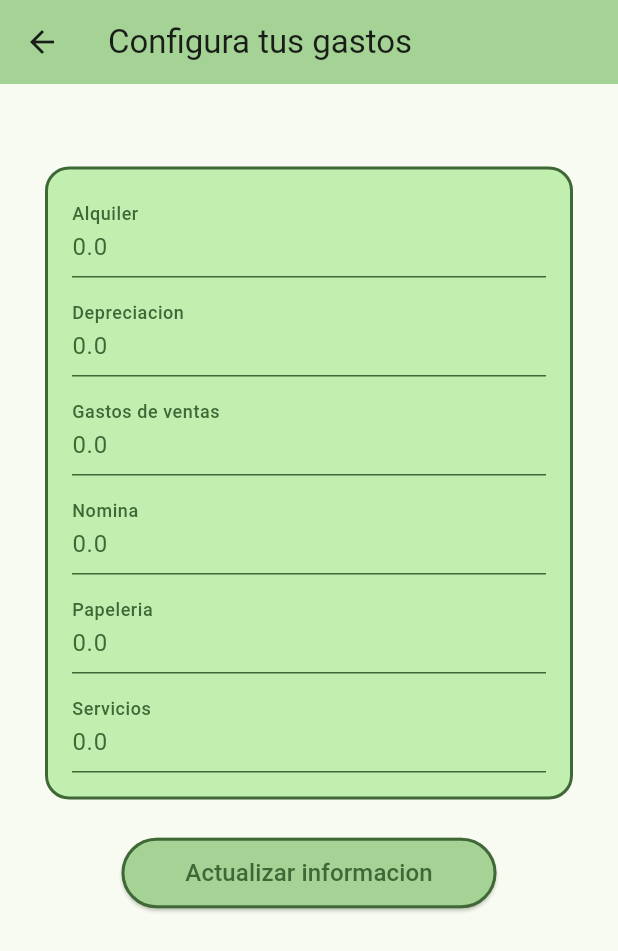
After one commit to juanb021/bakesistant, a Flutter app: the ExpensesScreen screen opened directly, after a tap on "Actualizar informacion", on a phone screen of 412 x 824 dp. The commit adds this screen. Shown: the top 951 px of the screen. Run offline on Flutter 3.47's test engine with Material 3 defaults, Android fonts, the light colour scheme and no system bars; our stand-ins replace flutter_riverpod.

Commit message:
Updated Expenses Screen It now stores informacion on the provider & the provider also returns the total ammount of expenses. Starting with the storage of the information in the device memory.

```diff
--- a/app/lib/models/gastos_administrativos.dart
+++ b/app/lib/models/gastos_administrativos.dart
@@ -6,7 +6,6 @@ class GastosAdministrativos {
     required this.nomina,
     required this.papeleria,
     required this.servicios,
-    required this.impuestos,
   });
 
   final double nomina;
@@ -15,5 +14,4 @@ class GastosAdministrativos {
   final double gVentas;
   final double papeleria;
   final double servicios;
-  final double impuestos;
 }
--- a/app/lib/providers/gastos_operativos.dart
+++ b/app/lib/providers/gastos_operativos.dart
@@ -11,12 +11,11 @@ class GastosNotifier extends StateNotifier<GastosAdministrativos> {
             nomina: 0,
             papeleria: 0,
             servicios: 0,
-            impuestos: 0,
           ),
         );
 
   void setGastos(double alquiler, double depreciacion, double gVentas,
-      double nomina, double papeleria, double servicios, double impuestos) {
+      double nomina, double papeleria, double servicios) {
     state = GastosAdministrativos(
       alquiler: alquiler,
       depreciacion: depreciacion,
@@ -24,8 +23,17 @@ class GastosNotifier extends StateNotifier<GastosAdministrativos> {
       nomina: nomina,
       papeleria: papeleria,
       servicios: servicios,
-      impuestos: impuestos,
     );
+  }
+
+  double calcularTotalGastos() {
+    double total = state.alquiler +
+        state.depreciacion +
+        state.gVentas +
+        state.nomina +
+        state.papeleria +
+        state.servicios;
+    return total;
   }
 }
 
--- a/app/lib/screens/expenses_screen.dart
+++ b/app/lib/screens/expenses_screen.dart
@@ -1,15 +1,17 @@
+import 'package:app/widgets/expenses_screen/expense_form.dart';
 import 'package:flutter/material.dart';
+import 'package:flutter_riverpod/flutter_riverpod.dart';
 
-class ExpensesScreen extends StatelessWidget {
+class ExpensesScreen extends ConsumerWidget {
   const ExpensesScreen({super.key});
 
   @override
-  Widget build(BuildContext context) {
+  Widget build(BuildContext context, WidgetRef ref) {
     return Scaffold(
-      appBar: AppBar(),
-      body: const Center(
-        child: Text('Placeholder for Expenses'),
-      ),
-    );
+        appBar: AppBar(
+          backgroundColor: Theme.of(context).colorScheme.primaryFixedDim,
+          title: const Text('Configura tus gastos'),
+        ),
+        body: const SingleChildScrollView(child: ExpenseForm()));
   }
 }
--- a/app/lib/screens/home_screen.dart
+++ b/app/lib/screens/home_screen.dart
@@ -34,10 +34,11 @@ class _HomeScreenState extends State<HomeScreen> {
 
   @override
   Widget build(BuildContext context) {
-    return Scaffold(
-        backgroundColor: Theme.of(context).colorScheme.primaryFixedDim,
-        body: _buildContent(),
-        bottomNavigationBar: BotNavigation(
-            selectedPage: _selectedPageIndex, onSelectPage: _selectPage));
+    return SafeArea(
+      child: Scaffold(
+          body: _buildContent(),
+          bottomNavigationBar: BotNavigation(
+              selectedPage: _selectedPageIndex, onSelectPage: _selectPage)),
+    );
   }
 }
--- a/app/lib/widgets/boton.dart
+++ b/app/lib/widgets/boton.dart
@@ -15,12 +15,20 @@ class Boton extends StatelessWidget {
     return ElevatedButton(
       onPressed: onTap,
       style: ElevatedButton.styleFrom(
-          backgroundColor: Theme.of(context).colorScheme.secondaryFixed,
-          padding: const EdgeInsets.symmetric(
-            horizontal: 32,
-            vertical: 12,
+        backgroundColor: Theme.of(context).colorScheme.primaryFixedDim,
+        padding: const EdgeInsets.symmetric(
+          horizontal: 32,
+          vertical: 12,
+        ),
+        minimumSize: const Size(250, 36),
+        shape: RoundedRectangleBorder(
+          borderRadius: BorderRadius.circular(36),
+          side: BorderSide(
+            width: 2,
+            color: Theme.of(context).colorScheme.primary,
           ),
-          minimumSize: const Size(250, 36)),
+        ),
+      ),
       child: Text(
         texto,
         style: TextStyle(
--- /dev/null
+++ b/app/lib/widgets/expenses_screen/expense_form.dart
@@ -0,0 +1,314 @@
+import 'package:flutter/material.dart';
+import 'package:flutter_riverpod/flutter_riverpod.dart';
+
+import 'package:app/widgets/boton.dart';
+import 'package:app/models/gastos_administrativos.dart';
+import 'package:app/providers/gastos_operativos.dart';
+
+class ExpenseForm extends ConsumerWidget {
+  const ExpenseForm({super.key});
+
+  @override
+  Widget build(BuildContext context, WidgetRef ref) {
+    final form = GlobalKey<FormState>();
+    GastosAdministrativos gastos = ref.watch(gastosProvider);
+    double alquiler = 0;
+    double depreciacion = 0;
+    double gVentas = 0;
+    double nomina = 0;
+    double papeleria = 0;
+    double servicios = 0;
+
+    void submit() {
+      if (!form.currentState!.validate()) {
+        return;
+      }
+
+      form.currentState!.save();
+
+      ref.read(gastosProvider.notifier).setGastos(
+          alquiler, depreciacion, gVentas, nomina, papeleria, servicios);
+    }
+
+    return Padding(
+      padding: const EdgeInsets.symmetric(horizontal: 10, vertical: 30),
+      child: Column(
+        mainAxisAlignment: MainAxisAlignment.spaceAround,
+        mainAxisSize: MainAxisSize.max,
+        children: [
+          Container(
+            margin: const EdgeInsets.symmetric(horizontal: 20, vertical: 25),
+            padding: const EdgeInsets.all(16),
+            decoration: BoxDecoration(
+              border: Border.all(
+                color: Theme.of(context).colorScheme.primary,
+                width: 2,
+              ),
+              borderRadius: BorderRadius.circular(16),
+              color: Theme.of(context).colorScheme.primaryFixed,
+            ),
+            child: Form(
+              key: form,
+              child: Column(
+                children: [
+                  TextFormField(
+                    initialValue: gastos.alquiler.toString(),
+                    decoration: InputDecoration(
+                      labelText: 'Alquiler',
+                      labelStyle: TextStyle(
+                        color: Theme.of(context).colorScheme.primary,
+                        fontWeight: FontWeight.w500,
+                      ),
+                      enabledBorder: UnderlineInputBorder(
+                        borderSide: BorderSide(
+                          color: Theme.of(context).colorScheme.primary,
+                        ),
+                      ),
+                      focusedBorder: UnderlineInputBorder(
+                        borderSide: BorderSide(
+                          color: Theme.of(context).colorScheme.primary,
+                        ),
+                      ),
+                    ),
+                    keyboardType: TextInputType.number,
+                    autocorrect: false,
+                    style: TextStyle(
+                      color: Theme.of(context).colorScheme.primary,
+                    ),
+                    validator: (value) {
+                      if (value == null || value.isEmpty) {
+                        return 'Por favor, introduce un valor numérico.';
+                      }
+                      if (double.tryParse(value) == null) {
+                        return 'Por favor, introduce un valor numérico.';
+                      }
+                      double parsedValue = double.tryParse(value)!;
+                      if (parsedValue < 0) {
+                        return 'El valor debe ser mayor o igual a 0.';
+                      }
+                      return null;
+                    },
+                    onSaved: (value) {
+                      alquiler = double.parse(value!);
+                    },
+                  ),
+                  const SizedBox(height: 10),
+                  TextFormField(
+                    initialValue: gastos.depreciacion.toString(),
+                    decoration: InputDecoration(
+                      labelText: 'Depreciacion',
+                      labelStyle: TextStyle(
+                        color: Theme.of(context).colorScheme.primary,
+                        fontWeight: FontWeight.w500,
+                      ),
+                      enabledBorder: UnderlineInputBorder(
+                        borderSide: BorderSide(
+                          color: Theme.of(context).colorScheme.primary,
+                        ),
+                      ),
+                      focusedBorder: UnderlineInputBorder(
+                        borderSide: BorderSide(
+                          color: Theme.of(context).colorScheme.primary,
+                        ),
+                      ),
+                    ),
+                    keyboardType: TextInputType.number,
+                    autocorrect: false,
+                    style: TextStyle(
+                      color: Theme.of(context).colorScheme.primary,
+                    ),
+                    validator: (value) {
+                      if (value == null || value.isEmpty) {
+                        return 'Por favor, introduce un valor numérico.';
+                      }
+                      if (double.tryParse(value) == null) {
+                        return 'Por favor, introduce un valor numérico.';
+                      }
+                      double parsedValue = double.tryParse(value)!;
+                      if (parsedValue < 0) {
+                        return 'El valor debe ser mayor o igual a 0.';
+                      }
+                      return null;
+                    },
+                    onSaved: (value) {
+                      depreciacion = double.parse(value!);
+                    },
+                  ),
+                  const SizedBox(height: 10),
+                  TextFormField(
+                    initialValue: gastos.gVentas.toString(),
+                    decoration: InputDecoration(
+                      labelText: 'Gastos de ventas',
+                      labelStyle: TextStyle(
+                        color: Theme.of(context).colorScheme.primary,
+                        fontWeight: FontWeight.w500,
+                      ),
+                      enabledBorder: UnderlineInputBorder(
+                        borderSide: BorderSide(
+                          color: Theme.of(context).colorScheme.primary,
+                        ),
+                      ),
+                      focusedBorder: UnderlineInputBorder(
+                        borderSide: BorderSide(
+                          color: Theme.of(context).colorScheme.primary,
+                        ),
+                      ),
+                    ),
+                    keyboardType: TextInputType.number,
+                    autocorrect: false,
+                    style: TextStyle(
+                      color: Theme.of(context).colorScheme.primary,
+                    ),
+                    validator: (value) {
+                      if (value == null || value.isEmpty) {
+                        return 'Por favor, introduce un valor numérico.';
+                      }
+                      if (double.tryParse(value) == null) {
+                        return 'Por favor, introduce un valor numérico.';
+                      }
+                      double parsedValue = double.tryParse(value)!;
+                      if (parsedValue < 0) {
+                        return 'El valor debe ser mayor o igual a 0.';
+                      }
+                      return null;
+                    },
+                    onSaved: (value) {
+                      gVentas = double.parse(value!);
+                    },
+                  ),
+                  const SizedBox(height: 10),
+                  TextFormField(
+                    initialValue: gastos.nomina.toString(),
+                    decoration: InputDecoration(
+                      labelText: 'Nomina',
+                      labelStyle: TextStyle(
+                        color: Theme.of(context).colorScheme.primary,
+                        fontWeight: FontWeight.w500,
+                      ),
+                      enabledBorder: UnderlineInputBorder(
+                        borderSide: BorderSide(
+                          color: Theme.of(context).colorScheme.primary,
+                        ),
+                      ),
+                      focusedBorder: UnderlineInputBorder(
+                        borderSide: BorderSide(
+                          color: Theme.of(context).colorScheme.primary,
+                        ),
+                      ),
+                    ),
+                    keyboardType: TextInputType.number,
+                    autocorrect: false,
+                    style: TextStyle(
+                      color: Theme.of(context).colorScheme.primary,
+                    ),
+                    validator: (value) {
+                      if (value == null || value.isEmpty) {
+                        return 'Por favor, introduce un valor numérico.';
+                      }
+                      if (double.tryParse(value) == null) {
+                        return 'Por favor, introduce un valor numérico.';
+                      }
+                      double parsedValue = double.tryParse(value)!;
+                      if (parsedValue < 0) {
+                        return 'El valor debe ser mayor o igual a 0.';
+                      }
+                      return null;
+                    },
+                    onSaved: (value) {
+                      nomina = double.parse(value!);
+                    },
+                  ),
+                  const SizedBox(height: 10),
+                  TextFormField(
+                    initialValue: gastos.papeleria.toString(),
+                    decoration: InputDecoration(
+                      labelText: 'Papeleria',
+                      labelStyle: TextStyle(
+                        color: Theme.of(context).colorScheme.primary,
+                        fontWeight: FontWeight.w500,
+                      ),
+                      enabledBorder: UnderlineInputBorder(
+                        borderSide: BorderSide(
+                          color: Theme.of(context).colorScheme.primary,
+                        ),
+                      ),
+                      focusedBorder: UnderlineInputBorder(
+                        borderSide: BorderSide(
+                          color: Theme.of(context).colorScheme.primary,
+                        ),
+                      ),
+                    ),
+                    keyboardType: TextInputType.number,
+                    autocorrect: false,
+                    style: TextStyle(
+                      color: Theme.of(context).colorScheme.primary,
+                    ),
+                    validator: (value) {
+                      if (value == null || value.isEmpty) {
+                        return 'Por favor, introduce un valor numérico.';
+                      }
+                      if (double.tryParse(value) == null) {
+                        return 'Por favor, introduce un valor numérico.';
+                      }
+                      double parsedValue = double.tryParse(value)!;
+                      if (parsedValue < 0) {
+                        return 'El valor debe ser mayor o igual a 0.';
+                      }
+                      return null;
+                    },
+                    onSaved: (value) {
+                      papeleria = double.parse(value!);
+                    },
+                  ),
+                  const SizedBox(height: 10),
+                  TextFormField(
+                    initialValue: gastos.servicios.toString(),
+                    decoration: InputDecoration(
+                      labelText: 'Servicios',
+                      labelStyle: TextStyle(
+                        color: Theme.of(context).colorScheme.primary,
+                        fontWeight: FontWeight.w500,
+                      ),
+                      enabledBorder: UnderlineInputBorder(
+                        borderSide: BorderSide(
+                          color: Theme.of(context).colorScheme.primary,
+                        ),
+                      ),
+                      focusedBorder: UnderlineInputBorder(
+                        borderSide: BorderSide(
+                          color: Theme.of(context).colorScheme.primary,
+                        ),
+                      ),
+                    ),
+                    keyboardType: TextInputType.number,
+                    autocorrect: false,
+                    style: TextStyle(
+                      color: Theme.of(context).colorScheme.primary,
+                    ),
+                    validator: (value) {
+                      if (value == null || value.isEmpty) {
+                        return 'Por favor, introduce un valor numérico.';
+                      }
+                      if (double.tryParse(value) == null) {
+                        return 'Por favor, introduce un valor numérico.';
+                      }
+                      double parsedValue = double.tryParse(value)!;
+                      if (parsedValue < 0) {
+                        return 'El valor debe ser mayor o igual a 0.';
+                      }
+                      return null;
+                    },
+                    onSaved: (value) {
+                      servicios = double.parse(value!);
+                    },
+                  ),
+                ],
+              ),
+            ),
+          ),
+          Boton(onTap: submit, texto: 'Actualizar informacion'),
+        ],
+      ),
+    );
+  }
+}
```
